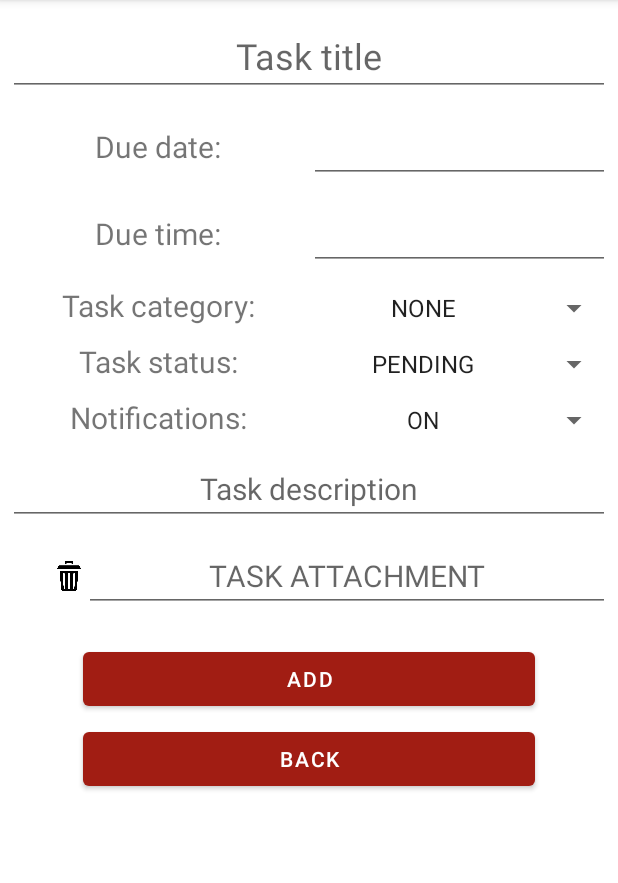
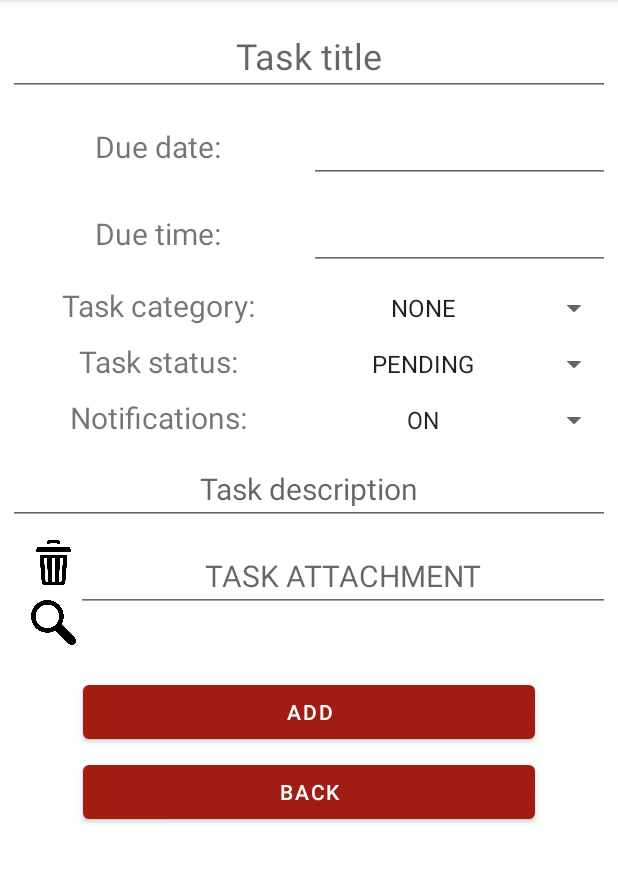
Before and after one commit to MRajczyk/ListaTODOPAM_23, an Android app: the screen it shows after launch (MainActivity), after a tap on an icon or button, on a phone screen of 412 x 824 dp, the part 84-967 px from its top. Run offline under Robolectric (Android 15) with nearby library versions, the phone set to English and light mode, and no system bars.

Commit message:
added viewing chosen attachment in new task fragment, fixes in xmls

```diff
--- a/app/src/main/res/layout-land/fragment_new_task.xml
+++ b/app/src/main/res/layout-land/fragment_new_task.xml
@@ -202,8 +202,8 @@
 
                     <ImageView
                         android:id="@+id/delete_attachment"
-                        android:layout_width="20dp"
-                        android:layout_height="20dp"
+                        android:layout_width="30dp"
+                        android:layout_height="30dp"
                         android:layout_gravity="center|end"
                         android:layout_marginStart="15dp"
                         app:srcCompat="@drawable/bin" />
@@ -211,8 +211,8 @@
                     <ImageView
                         android:id="@+id/view_attachment"
                         android:layout_marginTop="10dp"
-                        android:layout_width="20dp"
-                        android:layout_height="20dp"
+                        android:layout_width="30dp"
+                        android:layout_height="30dp"
                         android:layout_gravity="center|end"
                         android:layout_marginStart="15dp"
                         app:srcCompat="@drawable/magnifying_glass" />
--- a/app/src/main/res/layout/fragment_new_task.xml
+++ b/app/src/main/res/layout/fragment_new_task.xml
@@ -173,13 +173,28 @@
             android:layout_height="match_parent"
             android:layout_marginTop="10dp">
 
-            <ImageView
-                android:id="@+id/delete_attachment"
-                android:layout_width="20dp"
-                android:layout_height="20dp"
-                android:layout_gravity="center|end"
-                android:layout_marginStart="15dp"
-                app:srcCompat="@drawable/bin" />
+            <LinearLayout
+                android:layout_width="wrap_content"
+                android:layout_height="wrap_content"
+                android:orientation="vertical">
+
+                <ImageView
+                    android:id="@+id/delete_attachment"
+                    android:layout_width="30dp"
+                    android:layout_height="30dp"
+                    android:layout_gravity="center|end"
+                    android:layout_marginStart="15dp"
+                    app:srcCompat="@drawable/bin" />
+
+                <ImageView
+                    android:id="@+id/view_attachment"
+                    android:layout_marginTop="10dp"
+                    android:layout_width="30dp"
+                    android:layout_height="30dp"
+                    android:layout_gravity="center|end"
+                    android:layout_marginStart="15dp"
+                    app:srcCompat="@drawable/magnifying_glass" />
+            </LinearLayout>
 
             <EditText
                 android:id="@+id/task_attachment"
--- a/app/src/main/res/xml/preferences.xml
+++ b/app/src/main/res/xml/preferences.xml
@@ -13,7 +13,7 @@
             app:entries="@array/minuteValues"
             app:entryValues="@array/minuteValues"
             app:key="minutesToNotification"
-            app:title="Minutes before notification is sent"
+            app:title="Minutes before task due time"
             app:defaultValue="0"
             app:useSimpleSummaryProvider="true" />
     </androidx.preference.PreferenceCategory>
@@ -31,7 +31,7 @@
             app:entries="@array/categoryValues"
             app:entryValues="@array/categoryValues"
             app:key="categoryFilter"
-            app:title="Show category"
+            app:title="Category filter"
             app:defaultValue="NONE"
             app:useSimpleSummaryProvider="true" />
 
```
Also changed, not shown: app/src/main/java/com/example/pam_listatodo/fragments/EditTaskFragment.java (+0 -10 lines), app/src/main/java/com/example/pam_listatodo/fragments/NewTaskFragment.java (+36 -0 lines), app/src/main/res/layout-land/fragment_edit_task.xml (+4 -4 lines), app/src/main/res/layout/fragment_edit_task.xml (+4 -4 lines).
